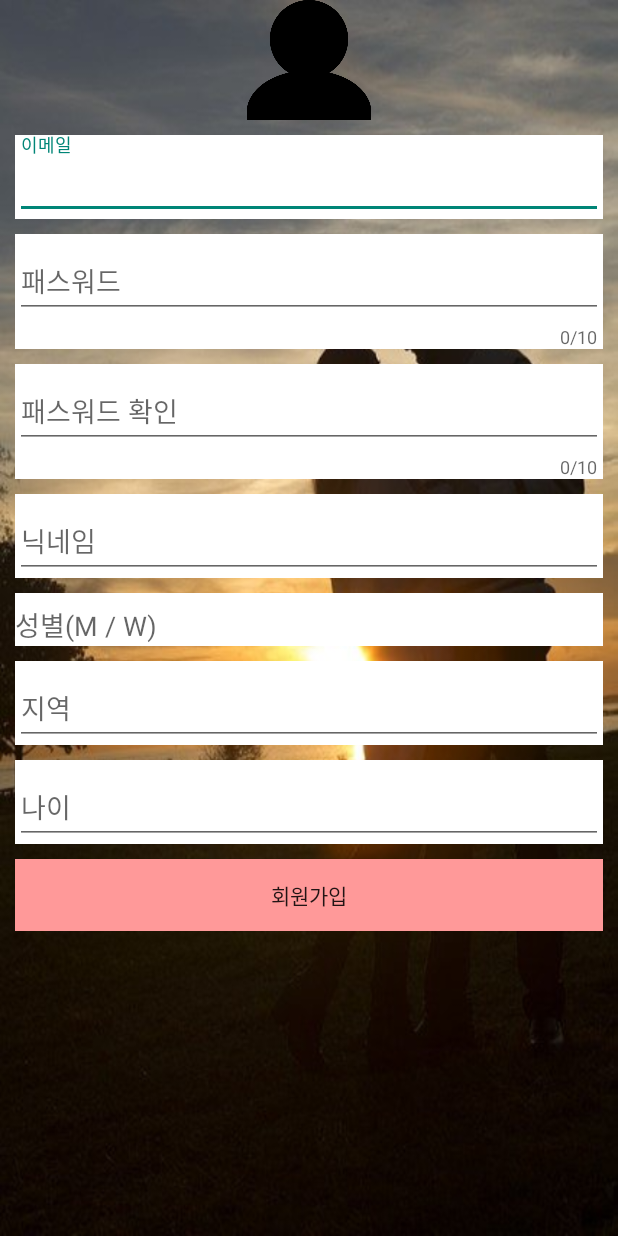
After one commit to monopoly11141/DatingApp, an Android app: the RegisterActivity screen opened directly, with no data from a screen before it, on a phone screen of 412 x 824 dp. The commit adds this screen. Run offline under Robolectric (Android 15) with nearby library versions, the phone set to English and light mode, and no system bars; our stand-ins replace Firebase (no records; nobody signed in at launch, a user with empty details on screens opened directly), data binding.

Commit message:
+회원가입, +로그인
회원가입 / 로그인 기능이 추가되었습니다.

```diff
--- a/app/src/main/AndroidManifest.xml
+++ b/app/src/main/AndroidManifest.xml
@@ -11,6 +11,12 @@
         android:supportsRtl="true"
         android:theme="@style/Theme.DatingApp"
         tools:targetApi="31">
+        <activity
+            android:name=".auth.LoginActivity"
+            android:exported="false" />
+        <activity
+            android:name=".auth.RegisterActivity"
+            android:exported="false" />
         <activity
             android:name=".auth.IntroActivity"
             android:exported="false" />
--- /dev/null
+++ b/app/src/main/java/com/example/datingapp/auth/RegisterActivity.kt
@@ -0,0 +1,59 @@
+package com.example.datingapp.auth
+
+import android.content.Intent
+import androidx.appcompat.app.AppCompatActivity
+import android.os.Bundle
+import androidx.databinding.DataBindingUtil
+import com.example.datingapp.MainActivity
+import com.example.datingapp.R
+import com.example.datingapp.databinding.ActivityRegisterBinding
+import com.google.firebase.auth.FirebaseAuth
+import com.google.firebase.auth.ktx.auth
+import com.google.firebase.ktx.Firebase
+
+class RegisterActivity : AppCompatActivity() {
+
+    private lateinit var binding : ActivityRegisterBinding
+    private lateinit var auth: FirebaseAuth
+
+    override fun onCreate(savedInstanceState: Bundle?) {
+        super.onCreate(savedInstanceState)
+
+        binding = DataBindingUtil.setContentView(this, R.layout.activity_register)
+
+        // Initialize Firebase Auth
+        auth = Firebase.auth
+
+        val tietEmail = binding.tietEmail
+        val tietPassword = binding.tietPassword
+        val tietPasswordDoubleCheck = binding.tietPasswordDoubleCheck
+        val tietNickName = binding.tietNickName
+        val tietSex = binding.tietSex
+        val tietLocation = binding.tietLocation
+        val tietAge = binding.tietAge
+        val btnRegister = binding.btnRegister
+
+        btnRegister.setOnClickListener {
+            val email = tietEmail.text.toString()
+            val password = tietPassword.text.toString()
+
+            auth.createUserWithEmailAndPassword(email, password)
+                .addOnCompleteListener(this) { task ->
+                    if (task.isSuccessful) {
+
+                        val user = auth.currentUser?.uid
+
+                        val intentToMainActivity = Intent(this, MainActivity::class.java)
+                        startActivity(intentToMainActivity)
+
+                    } else {
+
+                    }
+                }
+
+        }
+
+    }
+
+
+}
--- a/app/src/main/res/layout/activity_intro.xml
+++ b/app/src/main/res/layout/activity_intro.xml
@@ -1,4 +1,6 @@
 <?xml version="1.0" encoding="utf-8"?>
+<layout>
+
     <androidx.constraintlayout.widget.ConstraintLayout xmlns:android="http://schemas.android.com/apk/res/android"
         xmlns:app="http://schemas.android.com/apk/res-auto"
         xmlns:tools="http://schemas.android.com/tools"
@@ -37,3 +39,4 @@
         </LinearLayout>
 
     </androidx.constraintlayout.widget.ConstraintLayout>
+</layout>
--- /dev/null
+++ b/app/src/main/res/layout/activity_register.xml
@@ -0,0 +1,160 @@
+<?xml version="1.0" encoding="utf-8"?>
+<layout>
+
+    <androidx.constraintlayout.widget.ConstraintLayout xmlns:android="http://schemas.android.com/apk/res/android"
+        xmlns:app="http://schemas.android.com/apk/res-auto"
+        xmlns:tools="http://schemas.android.com/tools"
+        android:layout_width="match_parent"
+        android:layout_height="match_parent"
+        android:background="@drawable/auth_image"
+        tools:context=".auth.RegisterActivity">
+
+        <ScrollView
+            android:layout_width="match_parent"
+            android:layout_height="match_parent">
+
+            <LinearLayout
+                android:layout_width="match_parent"
+                android:layout_height="match_parent"
+                android:orientation="vertical">
+
+                <ImageView
+                    android:layout_width="match_parent"
+                    android:layout_height="80dp"
+                    android:src="@drawable/profile_img" />
+
+                <com.google.android.material.textfield.TextInputLayout
+                    android:layout_width="match_parent"
+                    android:layout_height="wrap_content"
+                    android:layout_marginStart="10dp"
+                    android:layout_marginTop="10dp"
+                    android:layout_marginEnd="10dp"
+                    android:background="@color/white">
+
+                    <com.google.android.material.textfield.TextInputEditText
+                        android:id="@+id/tietEmail"
+                        android:layout_width="match_parent"
+                        android:layout_height="wrap_content"
+                        android:hint="이메일" />
+
+                </com.google.android.material.textfield.TextInputLayout>
+
+                <com.google.android.material.textfield.TextInputLayout
+                    android:layout_width="match_parent"
+                    android:layout_height="wrap_content"
+                    android:layout_marginStart="10dp"
+                    android:layout_marginTop="10dp"
+                    android:layout_marginEnd="10dp"
+                    android:background="@color/white"
+                    app:counterEnabled="true"
+                    app:counterMaxLength="10">
+
+                    <com.google.android.material.textfield.TextInputEditText
+                        android:id="@+id/tietPassword"
+                        android:layout_width="match_parent"
+                        android:layout_height="wrap_content"
+                        android:hint="패스워드"
+                        android:inputType="textPassword" />
+
+                </com.google.android.material.textfield.TextInputLayout>
+
+                <com.google.android.material.textfield.TextInputLayout
+                    android:layout_width="match_parent"
+                    android:layout_height="wrap_content"
+                    android:layout_marginStart="10dp"
+                    android:layout_marginTop="10dp"
+                    android:layout_marginEnd="10dp"
+                    android:background="@color/white"
+                    app:counterEnabled="true"
+                    app:counterMaxLength="10">
+
+                    <com.google.android.material.textfield.TextInputEditText
+                        android:id="@+id/tietPasswordDoubleCheck"
+                        android:layout_width="match_parent"
+                        android:layout_height="wrap_content"
+                        android:hint="패스워드 확인"
+                        android:inputType="textPassword" />
+
+                </com.google.android.material.textfield.TextInputLayout>
+
+
+                <com.google.android.material.textfield.TextInputLayout
+                    android:layout_width="match_parent"
+                    android:layout_height="wrap_content"
+                    android:layout_marginStart="10dp"
+                    android:layout_marginTop="10dp"
+                    android:layout_marginEnd="10dp"
+                    android:background="@color/white">
+
+                    <com.google.android.material.textfield.TextInputEditText
+                        android:id="@+id/tietNickName"
+                        android:layout_width="match_parent"
+                        android:layout_height="wrap_content"
+                        android:hint="닉네임" />
+
+                </com.google.android.material.textfield.TextInputLayout>
+
+                <com.google.android.material.textfield.TextInputLayout
+                    android:layout_width="match_parent"
+                    android:layout_height="wrap_content"
+                    android:layout_marginStart="10dp"
+                    android:layout_marginTop="10dp"
+                    android:layout_marginEnd="10dp"
+                    android:background="@color/white">
+
+                    <com.google.android.material.textfield.TextInputEditText
+                        android:id="@+id/tietSex"
+                        android:layout_width="match_parent"
+                        android:layout_height="wrap_content"
+                        android:background="@color/white"
+                        android:hint="성별(M / W)" />
+
+                </com.google.android.material.textfield.TextInputLayout>
+
+                <com.google.android.material.textfield.TextInputLayout
+                    android:layout_width="match_parent"
+                    android:layout_height="wrap_content"
+                    android:layout_marginStart="10dp"
+                    android:layout_marginTop="10dp"
+                    android:layout_marginEnd="10dp"
+                    android:background="@color/white">
+
+                    <com.google.android.material.textfield.TextInputEditText
+                        android:id="@+id/tietLocation"
+                        android:layout_width="match_parent"
+                        android:layout_height="wrap_content"
+                        android:hint="지역" />
+
+                </com.google.android.material.textfield.TextInputLayout>
+
+                <com.google.android.material.textfield.TextInputLayout
+                    android:layout_width="match_parent"
+                    android:layout_height="wrap_content"
+                    android:layout_marginStart="10dp"
+                    android:layout_marginTop="10dp"
+                    android:layout_marginEnd="10dp"
+                    android:background="@color/white">
+
+                    <com.google.android.material.textfield.TextInputEditText
+                        android:id="@+id/tietAge"
+                        android:layout_width="match_parent"
+                        android:layout_height="wrap_content"
+                        android:hint="나이" />
+
+                </com.google.android.material.textfield.TextInputLayout>
+
+                <Button
+                    android:id="@+id/btnRegister"
+                    android:layout_width="match_parent"
+                    android:layout_height="wrap_content"
+                    android:layout_marginStart="10dp"
+                    android:layout_marginTop="10dp"
+                    android:layout_marginEnd="10dp"
+                    android:background="@color/pink"
+                    android:text="회원가입" />
+
+            </LinearLayout>
+        </ScrollView>
+
+    </androidx.constraintlayout.widget.ConstraintLayout>
+</layout>
```
Also changed, not shown: app/build.gradle (+14 -0 lines), app/src/main/java/com/example/datingapp/MainActivity.kt (+13 -0 lines), app/src/main/java/com/example/datingapp/SplashActivity.kt (+21 -5 lines), app/src/main/java/com/example/datingapp/auth/IntroActivity.kt (+20 -1 lines), app/src/main/java/com/example/datingapp/auth/LoginActivity.kt (added, +46 -0 lines), app/src/main/java/com/example/datingapp/utils/FirebaseAuthUtils.kt (added, +16 -0 lines), app/src/main/res/layout/activity_login.xml (added, +60 -0 lines), app/src/main/res/layout/activity_main.xml (+19 -2 lines), build.gradle (+7 -0 lines), 1 other file. Lines whose indentation alone changed are shown as unchanged.
